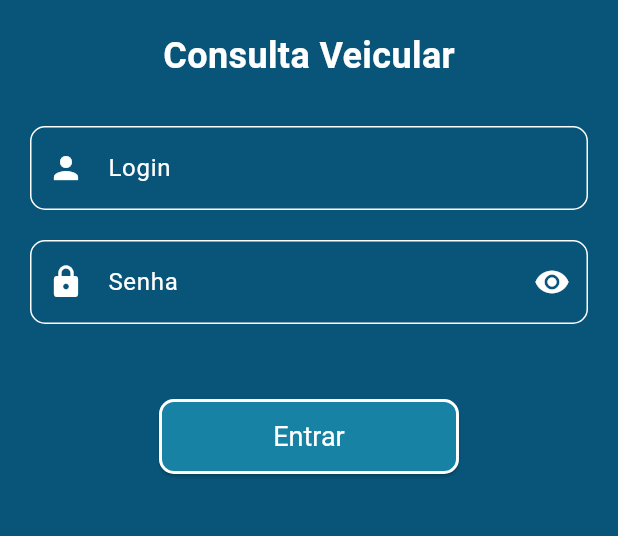
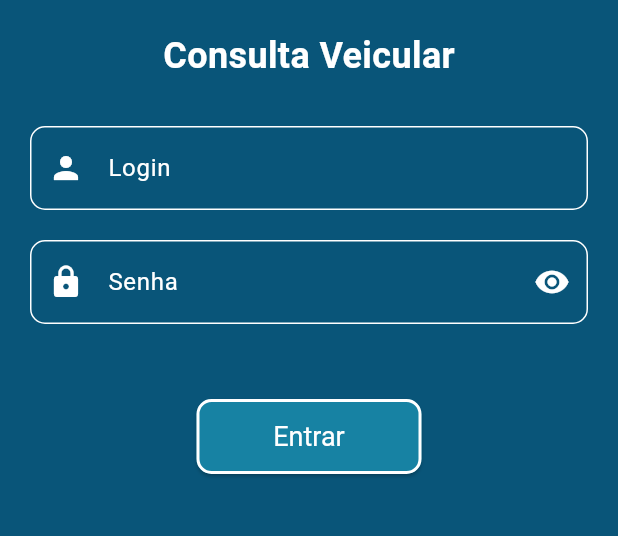
Before and after one commit to BernardoJnr/TPI-2-PROG-IV, a Flutter app: the screen it shows after launch, on a phone screen of 412 x 824 dp, the part 516-1052 px from its top. Run offline on Flutter 3.47's test engine with Material 3 defaults, Android fonts, the light colour scheme and no system bars.

Commit message:
att widget button

```diff
--- a/vehicle_consult/lib/widgets/primary_button.dart
+++ b/vehicle_consult/lib/widgets/primary_button.dart
@@ -17,7 +17,7 @@ class PrimaryButton extends StatelessWidget {
     return ElevatedButton(
       style: ElevatedButton.styleFrom(
         backgroundColor: const Color.fromARGB(255, 23, 130, 163),
-        minimumSize: const Size(200, 50),
+        minimumSize: const Size(150, 50),
         textStyle: const TextStyle(fontSize: 18),
         shape: RoundedRectangleBorder(
             borderRadius: BorderRadius.circular(10.0),
```
